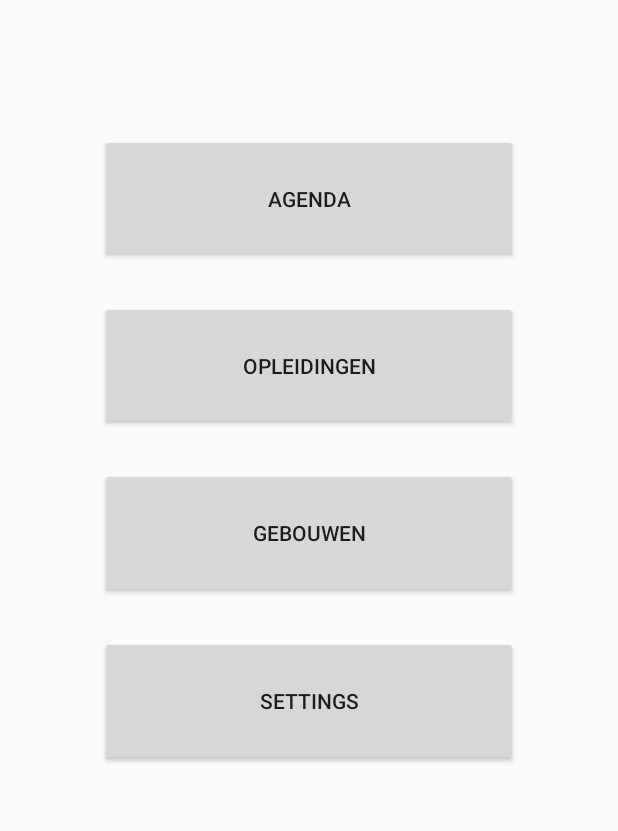
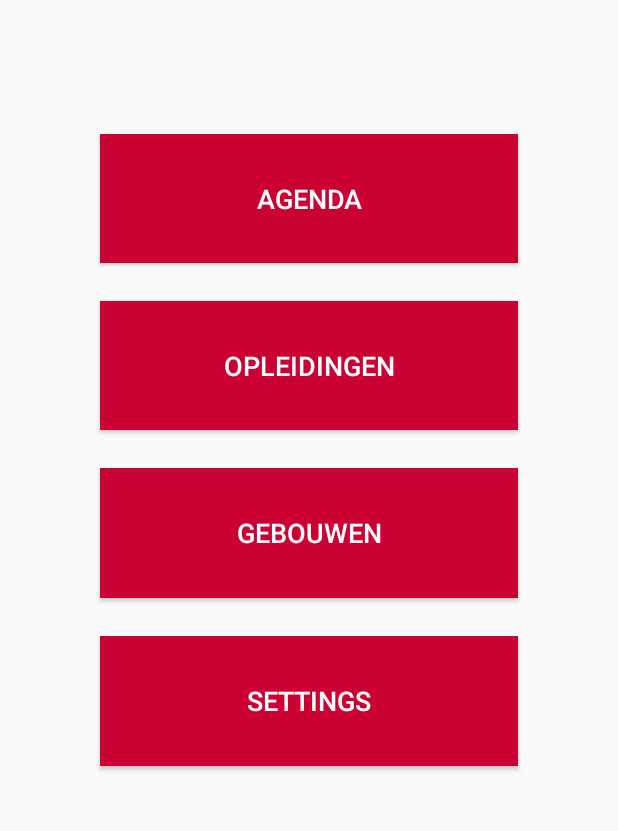
Before and after one commit to Jurrilicious/OpenDagApp2, an Android app: the screen it shows after launch (MainActivity), on a phone screen of 412 x 824 dp, the part 392-1223 px from its top. Run offline under Robolectric (Android 15) with nearby library versions, the phone set to English and light mode, and no system bars.

Commit message:
Update: kleuren veranderd

```diff
--- a/app/src/main/res/layout/activity_main.xml
+++ b/app/src/main/res/layout/activity_main.xml
@@ -33,7 +33,10 @@
             android:layout_marginLeft="100px"
             android:layout_marginRight="100px"
             android:layout_weight="3"
-            android:text="Agenda" />
+            android:background="#cc0133"
+            android:text="Agenda"
+            android:textColor="@android:color/white"
+            android:textSize="18sp" />
 
         <Space
             android:layout_width="match_parent"
@@ -45,7 +48,10 @@
             android:layout_marginLeft="100px"
             android:layout_marginRight="100px"
             android:layout_weight="3"
-            android:text="Opleidingen" />
+            android:background="#cc0133"
+            android:text="Opleidingen"
+            android:textColor="@android:color/white"
+            android:textSize="18sp" />
 
         <Space
             android:layout_width="match_parent"
@@ -57,7 +63,10 @@
             android:layout_marginLeft="100px"
             android:layout_marginRight="100px"
             android:layout_weight="3"
-            android:text="Gebouwen" />
+            android:background="#cc0133"
+            android:text="Gebouwen"
+            android:textColor="@android:color/white"
+            android:textSize="18sp" />
 
         <Space
             android:layout_width="match_parent"
@@ -69,7 +78,10 @@
             android:layout_marginLeft="100px"
             android:layout_marginRight="100px"
             android:layout_weight="3"
-            android:text="Settings" />
+            android:background="#cc0133"
+            android:text="Settings"
+            android:textColor="@android:color/white"
+            android:textSize="18sp" />
 
         <Space
             android:layout_width="match_parent"
```
Also changed, not shown: app/src/main/res/layout/activity_agenda.xml (+14 -4 lines).
